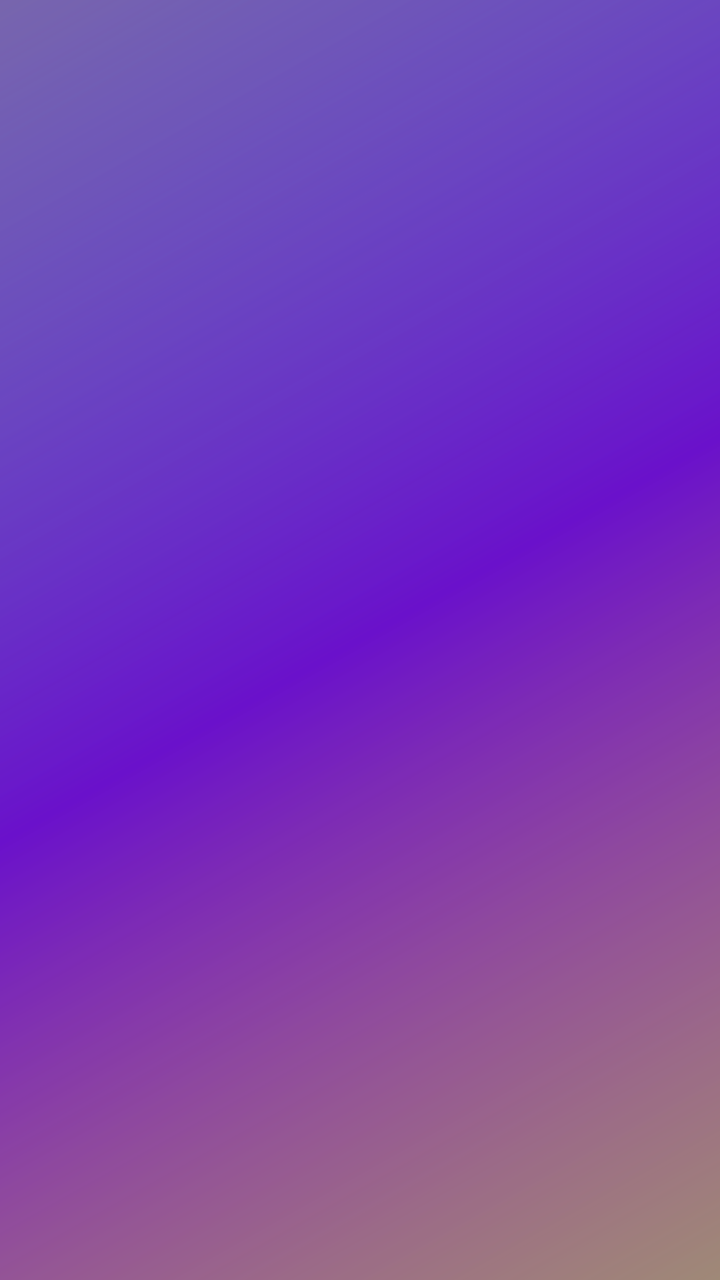
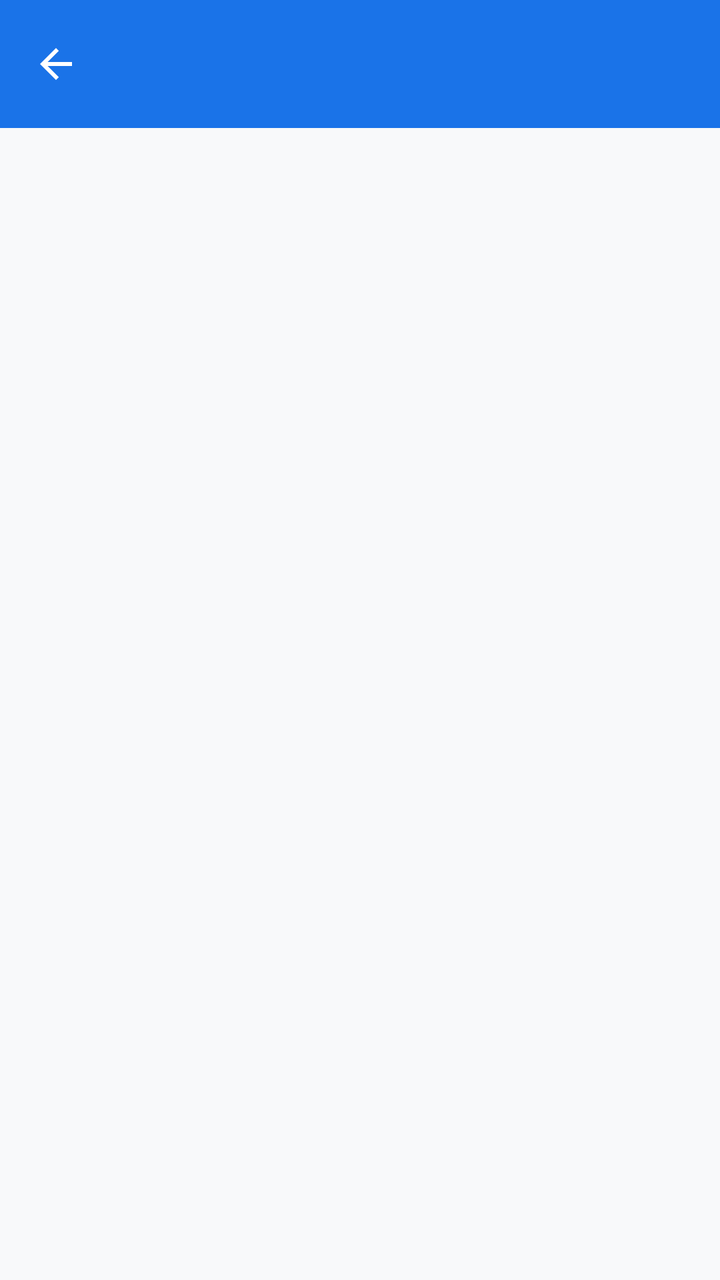

Compare the two renders of this Android layout. The source of the first and the diff that turns it into the second are given below.
<!-- AndroidManifest.xml: application theme Theme.BeaconSOS -->
<!-- res/layout/activity_emergency_numbers.xml -->
<?xml version="1.0" encoding="utf-8"?>
<androidx.constraintlayout.widget.ConstraintLayout xmlns:android="http://schemas.android.com/apk/res/android"
    xmlns:app="http://schemas.android.com/apk/res-auto"
    xmlns:tools="http://schemas.android.com/tools"
    android:layout_width="match_parent"
    android:layout_height="match_parent"
    android:background="@drawable/vibrant_gradient_bg"
    tools:context=".ui.EmergencyNumbersActivity">

    <com.google.android.material.appbar.AppBarLayout
        android:id="@+id/appBarLayout"
        android:layout_width="match_parent"
        android:layout_height="wrap_content"
        android:background="@android:color/transparent"
        app:elevation="0dp"
        app:layout_constraintTop_toTopOf="parent">

        <androidx.appcompat.widget.Toolbar
            android:id="@+id/toolbar"
            android:layout_width="match_parent"
            android:layout_height="?attr/actionBarSize"
            app:titleTextColor="@color/white"
            app:navigationIconTint="@color/white" />

    </com.google.android.material.appbar.AppBarLayout>

    <androidx.recyclerview.widget.RecyclerView
        android:id="@+id/rvEmergencyNumbers"
        android:layout_width="match_parent"
        android:layout_height="0dp"
        android:padding="16dp"
        android:clipToPadding="false"
        app:layout_constraintBottom_toBottomOf="parent"
        app:layout_constraintTop_toBottomOf="@id/appBarLayout" />

</androidx.constraintlayout.widget.ConstraintLayout>
<!-- resources referenced by this layout -->
<resources>
  <color name="white">#FFFFFF</color>
  <!-- drawable vibrant_gradient_bg (drawable) -->
  <?xml version="1.0" encoding="utf-8"?>
  <layer-list xmlns:android="http://schemas.android.com/apk/res/android">
      
      <item>
          <shape android:shape="rectangle">
              <gradient
                  android:angle="135"
                  android:startColor="#FF416C"
                  android:centerColor="#6A11CB"
                  android:endColor="#2575FC"
                  android:type="linear" />
          </shape>
      </item>
  
      
      <item>
          <shape android:shape="rectangle">
              <gradient
                  android:angle="315"
                  android:startColor="#60FF4B2B"
                  android:centerColor="#00000000"
                  android:endColor="#6000FF88"
                  android:type="linear" />
          </shape>
      </item>
  </layer-list>
  <style name="Theme.BeaconSOS" parent="Theme.MaterialComponents.Light.NoActionBar">
          
          <item name="colorPrimary">@color/primary_blue</item>
          <item name="colorPrimaryVariant">@color/primary_dark_blue</item>
          <item name="colorOnPrimary">@color/white</item>
  
          
          <item name="colorSecondary">@color/accent_blue</item>
          <item name="colorOnSecondary">@color/white</item>
  
          
          <item name="android:statusBarColor">?attr/colorPrimaryVariant</item>
  
          
          <item name="android:windowBackground">@color/background_color</item>
          <item name="colorSurface">@color/surface_color</item>
          <item name="colorOnSurface">@color/text_primary</item>
  
          
          <item name="android:textColorPrimary">@color/text_primary</item>
          <item name="android:textColorSecondary">@color/text_secondary</item>
          <item name="android:textColorHint">@color/text_hint</item>
  
          
          <item name="dividerHorizontal">@color/divider_color</item>
  
          
          <item name="windowActionBar">false</item>
          <item name="windowNoTitle">true</item>
  
          
          <item name="android:popupMenuStyle">@style/GlassyPopupMenu</item>
          <item name="popupMenuStyle">@style/GlassyPopupMenu</item>
      </style>
  <color name="primary_blue">#1A73E8</color>
  <color name="primary_dark_blue">#0D47A1</color>
  <color name="accent_blue">#4285F4</color>
  <color name="background_color">#F1F3F4</color>
  <color name="surface_color">#FFFFFF</color>
  <color name="text_primary">#202124</color>
  <color name="text_secondary">#5F6368</color>
  <color name="text_hint">#70757A</color>
  <color name="divider_color">#DADCE0</color>
  <style name="GlassyPopupMenu" parent="Widget.AppCompat.PopupMenu">
          <item name="android:popupBackground">@drawable/glassy_menu_bg</item>
      </style>
  <!-- drawable glassy_menu_bg (drawable) -->
  <?xml version="1.0" encoding="utf-8"?>
  <shape xmlns:android="http://schemas.android.com/apk/res/android">
      <solid android:color="#CCFFFFFF" /> 
      <corners android:radius="16dp" />
      <stroke android:width="1dp" android:color="#40FFFFFF" />
  </shape>
</resources>

<!-- the commit's change to res/layout/activity_emergency_numbers.xml (unified diff, before → after) -->
@@ -4,23 +4,23 @@
     xmlns:tools="http://schemas.android.com/tools"
     android:layout_width="match_parent"
     android:layout_height="match_parent"
-    android:background="@drawable/vibrant_gradient_bg"
+    android:background="@color/color_background"
     tools:context=".ui.EmergencyNumbersActivity">
 
     <com.google.android.material.appbar.AppBarLayout
         android:id="@+id/appBarLayout"
         android:layout_width="match_parent"
         android:layout_height="wrap_content"
-        android:background="@android:color/transparent"
-        app:elevation="0dp"
+        android:background="@color/color_primary"
+        app:elevation="4dp"
         app:layout_constraintTop_toTopOf="parent">
 
         <androidx.appcompat.widget.Toolbar
             android:id="@+id/toolbar"
             android:layout_width="match_parent"
             android:layout_height="?attr/actionBarSize"
-            app:titleTextColor="@color/white"
-            app:navigationIconTint="@color/white" />
+            app:navigationIcon="@drawable/ic_back_white"
+            app:titleTextColor="@color/white" />
 
     </com.google.android.material.appbar.AppBarLayout>
 
<!-- resource entries referenced after the edit -->
@@ -1,76 +1,70 @@
 <!-- resources referenced by this layout -->
 <resources>
+  <color name="color_background">#F8F9FA</color>
+  <color name="color_primary">#1A73E8</color>
   <color name="white">#FFFFFF</color>
-  <!-- drawable vibrant_gradient_bg (drawable) -->
-  <?xml version="1.0" encoding="utf-8"?>
-  <layer-list xmlns:android="http://schemas.android.com/apk/res/android">
-      
-      <item>
-          <shape android:shape="rectangle">
-              <gradient
-                  android:angle="135"
-                  android:startColor="#FF416C"
-                  android:centerColor="#6A11CB"
-                  android:endColor="#2575FC"
-                  android:type="linear" />
-          </shape>
-      </item>
-  
-      
-      <item>
-          <shape android:shape="rectangle">
-              <gradient
-                  android:angle="315"
-                  android:startColor="#60FF4B2B"
-                  android:centerColor="#00000000"
-                  android:endColor="#6000FF88"
-                  android:type="linear" />
-          </shape>
-      </item>
-  </layer-list>
-  <style name="Theme.BeaconSOS" parent="Theme.MaterialComponents.Light.NoActionBar">
+  <!-- drawable ic_back_white (drawable) -->
+  <vector xmlns:android="http://schemas.android.com/apk/res/android"
+      android:width="24dp"
+      android:height="24dp"
+      android:viewportWidth="24"
+      android:viewportHeight="24">
+    <path
+        android:fillColor="@android:color/white"
+        android:pathData="M20,11H7.83l5.59,-5.59L12,4l-8,8 8,8 1.41,-1.41L7.83,13H20v-2z"/>
+  </vector>
+  <style name="Theme.BeaconSOS" parent="Theme.Material3.DayNight.NoActionBar">
           
-          <item name="colorPrimary">@color/primary_blue</item>
-          <item name="colorPrimaryVariant">@color/primary_dark_blue</item>
-          <item name="colorOnPrimary">@color/white</item>
+          <item name="colorPrimary">@color/color_primary</item>
+          <item name="colorOnPrimary">@color/color_on_primary</item>
+          <item name="colorPrimaryContainer">@color/sky_blue</item>
+          <item name="colorOnPrimaryContainer">@color/color_primary_variant</item>
   
           
-          <item name="colorSecondary">@color/accent_blue</item>
+          <item name="colorSecondary">@color/color_secondary</item>
           <item name="colorOnSecondary">@color/white</item>
   
           
-          <item name="android:statusBarColor">?attr/colorPrimaryVariant</item>
+          <item name="android:statusBarColor">@color/color_primary_variant</item>
   
           
-          <item name="android:windowBackground">@color/background_color</item>
-          <item name="colorSurface">@color/surface_color</item>
-          <item name="colorOnSurface">@color/text_primary</item>
+          <item name="android:windowBackground">@color/color_background</item>
+          <item name="colorSurface">@color/color_surface</item>
+          <item name="colorOnSurface">@color/color_on_surface</item>
+          <item name="colorSurfaceVariant">@color/color_surface_variant</item>
+          <item name="colorOnSurfaceVariant">@color/color_on_surface_variant</item>
+          <item name="colorError">@color/color_error</item>
   
           
-          <item name="android:textColorPrimary">@color/text_primary</item>
-          <item name="android:textColorSecondary">@color/text_secondary</item>
+          <item name="android:textColorPrimary">@color/color_on_surface</item>
+          <item name="android:textColorSecondary">@color/color_on_surface_variant</item>
           <item name="android:textColorHint">@color/text_hint</item>
   
           
-          <item name="dividerHorizontal">@color/divider_color</item>
+          <item name="dividerHorizontal">@color/color_outline</item>
+          <item name="windowActionBar">false</item>
+          <item name="windowNoTitle">true</item>
   
           
-          <item name="windowActionBar">false</item>
-          <item name="windowNoTitle">true</item>
+          <item name="navigationIconTint">@color/white</item>
+          <item name="colorControlNormal">@color/white</item>
+          <item name="android:homeAsUpIndicator">@drawable/ic_back_white</item>
   
           
           <item name="android:popupMenuStyle">@style/GlassyPopupMenu</item>
           <item name="popupMenuStyle">@style/GlassyPopupMenu</item>
       </style>
-  <color name="primary_blue">#1A73E8</color>
-  <color name="primary_dark_blue">#0D47A1</color>
-  <color name="accent_blue">#4285F4</color>
-  <color name="background_color">#F1F3F4</color>
-  <color name="surface_color">#FFFFFF</color>
-  <color name="text_primary">#202124</color>
-  <color name="text_secondary">#5F6368</color>
+  <color name="color_on_primary">#FFFFFF</color>
+  <color name="sky_blue">#E3F2FD</color>
+  <color name="color_primary_variant">#0D47A1</color>
+  <color name="color_secondary">#4285F4</color>
+  <color name="color_surface">#FFFFFF</color>
+  <color name="color_on_surface">#202124</color>
+  <color name="color_surface_variant">#F1F3F4</color>
+  <color name="color_on_surface_variant">#5F6368</color>
+  <color name="color_error">#D93025</color>
   <color name="text_hint">#70757A</color>
-  <color name="divider_color">#DADCE0</color>
+  <color name="color_outline">#DADCE0</color>
   <style name="GlassyPopupMenu" parent="Widget.AppCompat.PopupMenu">
           <item name="android:popupBackground">@drawable/glassy_menu_bg</item>
       </style>
